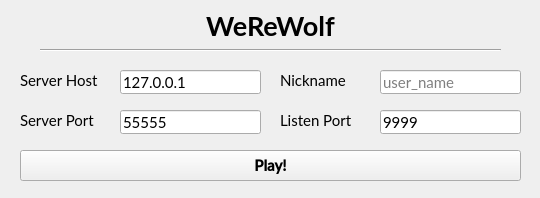
feryandi/WeReWolf, file WeReWolf-Client/login.ui: the form before one commit.
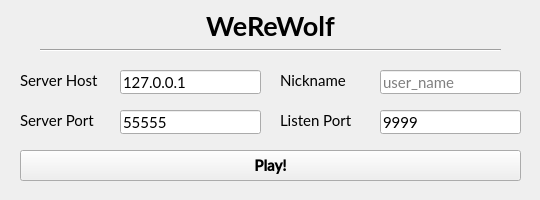
The form after the commit.

```diff
--- a/WeReWolf-Client/login.ui
+++ b/WeReWolf-Client/login.ui
@@ -7,7 +7,7 @@
     <x>0</x>
     <y>0</y>
     <width>540</width>
-    <height>198</height>
+    <height>200</height>
    </rect>
   </property>
   <property name="windowTitle">
```
